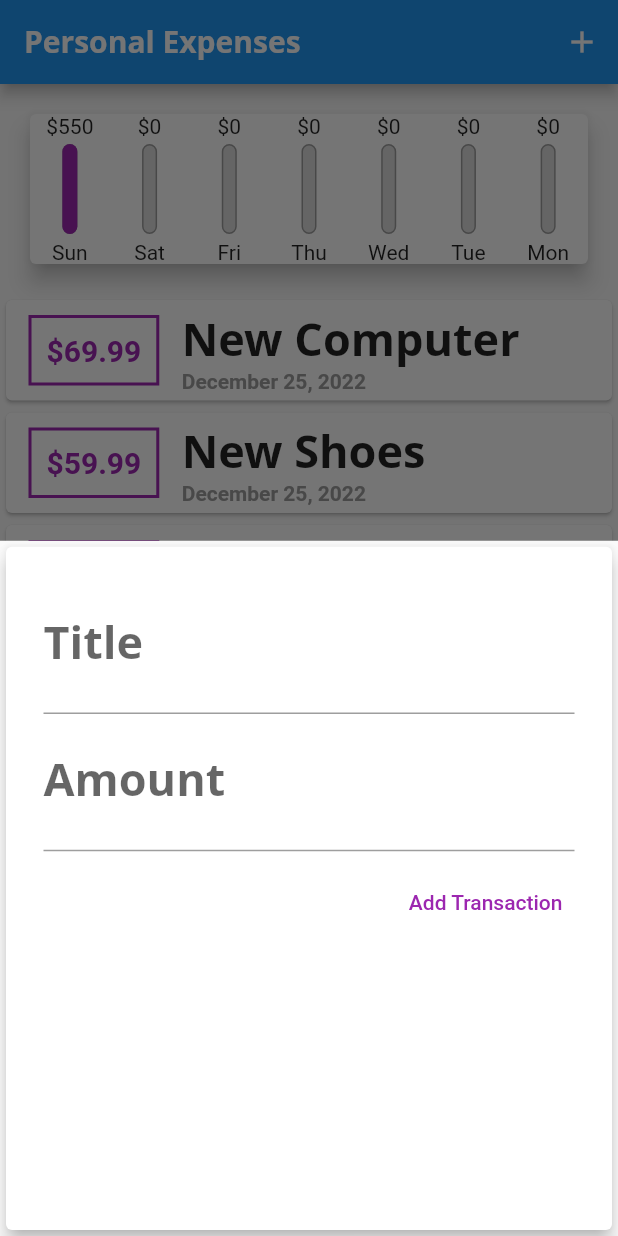
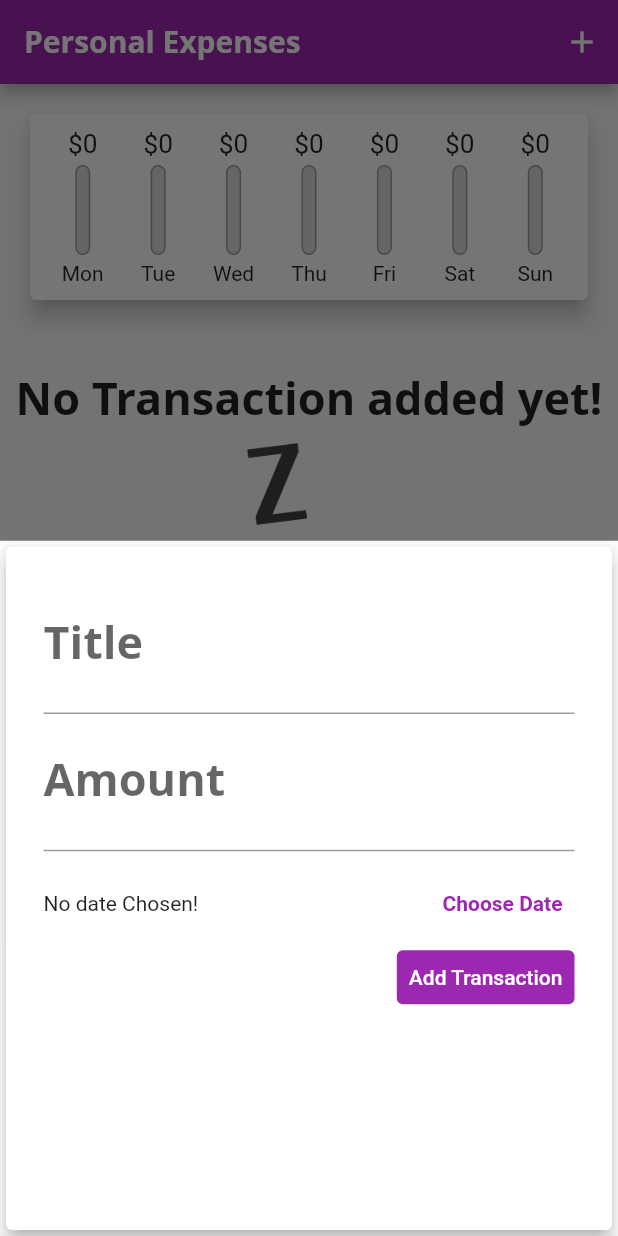
Before and after one commit to Jerasin/flutter_personal_expense_app, a Flutter app: the screen it shows after launch, after a tap on the "add" icon, on a phone screen of 412 x 824 dp. Run offline on Flutter 3.47's test engine with Material 2 defaults, Android fonts, the phone set to English and light mode, and no system bars; Roboto replaces fonts that are missing (Open Sans).

Commit message:
session4: end

```diff
--- a/lib/main.dart
+++ b/lib/main.dart
@@ -12,6 +12,7 @@ void main() => {
         title: 'Personal Expenses1',
         theme: ThemeData(
           primarySwatch: Colors.purple,
+          errorColor: Colors.red,
           colorScheme:
               ColorScheme.fromSwatch().copyWith(secondary: Colors.yellow),
           fontFamily: 'Quicksand',
@@ -41,24 +42,24 @@ class MyHomePage extends StatefulWidget {
 
 class _MyHomePageState extends State<MyHomePage> {
   final List<Transaction> _userTransactions = [
-    Transaction(
-        id: "t1", title: "New Computer", amount: 69.99, date: DateTime.now()),
-    Transaction(
-        id: "t2", title: "New Shoes", amount: 59.99, date: DateTime.now()),
-    Transaction(
-        id: "t3", title: "New Game", amount: 59.99, date: DateTime.now()),
-    Transaction(
-        id: "t4", title: "New Telephone", amount: 59.99, date: DateTime.now()),
-    Transaction(
-        id: "t5", title: "New Airpod", amount: 59.99, date: DateTime.now()),
-    Transaction(
-        id: "t6", title: "New Iphone", amount: 59.99, date: DateTime.now()),
-    Transaction(
-        id: "t7", title: "New Car", amount: 59.99, date: DateTime.now()),
-    Transaction(
-        id: "t8", title: "New Home", amount: 59.99, date: DateTime.now()),
-    Transaction(
-        id: "t2", title: "New T-Shirt", amount: 59.99, date: DateTime.now()),
+    // Transaction(
+    //     id: "t1", title: "New Computer", amount: 69.99, date: DateTime.now()),
+    // Transaction(
+    //     id: "t2", title: "New Shoes", amount: 59.99, date: DateTime.now()),
+    // Transaction(
+    //     id: "t3", title: "New Game", amount: 59.99, date: DateTime.now()),
+    // Transaction(
+    //     id: "t4", title: "New Telephone", amount: 59.99, date: DateTime.now()),
+    // Transaction(
+    //     id: "t5", title: "New Airpod", amount: 59.99, date: DateTime.now()),
+    // Transaction(
+    //     id: "t6", title: "New Iphone", amount: 59.99, date: DateTime.now()),
+    // Transaction(
+    //     id: "t7", title: "New Car", amount: 59.99, date: DateTime.now()),
+    // Transaction(
+    //     id: "t8", title: "New Home", amount: 59.99, date: DateTime.now()),
+    // Transaction(
+    //     id: "t2", title: "New T-Shirt", amount: 59.99, date: DateTime.now()),
   ];
 
   List<Transaction> get _recentTransactions {
@@ -72,10 +73,19 @@ class _MyHomePageState extends State<MyHomePage> {
       required String title,
       required double amount,
       required DateTime date}) {
-    var newTransaction =
-        Transaction(id: id, title: title, amount: amount, date: date);
+    var newTransaction = Transaction(
+        id: DateTime.now().toString(),
+        title: title,
+        amount: amount,
+        date: date);
     setState(() {
       _userTransactions.add(newTransaction);
+    });
+  }
+
+  void _deleteTransaction(String id) {
+    setState(() {
+      _userTransactions.removeWhere((element) => element.id == id);
     });
   }
 
@@ -95,6 +105,7 @@ class _MyHomePageState extends State<MyHomePage> {
   Widget build(BuildContext context) {
     return Scaffold(
       appBar: AppBar(
+        backgroundColor: Theme.of(context).primaryColor,
         title: const Text(
           'Personal Expenses',
         ),
@@ -114,6 +125,7 @@ class _MyHomePageState extends State<MyHomePage> {
               Chart(recentTransaction: _recentTransactions),
               PersonalCardList(
                 transactions: _userTransactions,
+                fnDeleteTransaction: _deleteTransaction,
               ),
             ]),
       ),
--- a/lib/widgets/chart.dart
+++ b/lib/widgets/chart.dart
@@ -29,7 +29,7 @@ class Chart extends StatelessWidget {
         'day1': DateFormat.yMMMMd().format(weekDay),
         'amount': totalSum,
       };
-    });
+    }).reversed.toList();
   }
 
   double get totalSpending {
@@ -43,6 +43,8 @@ class Chart extends StatelessWidget {
     return Card(
       elevation: 6,
       margin: const EdgeInsets.all(20),
+      child: Padding(
+        padding: const EdgeInsets.all(10),
         child: Row(
           mainAxisAlignment: MainAxisAlignment.spaceAround,
           children: groupedTransactionValues
@@ -53,6 +55,7 @@ class Chart extends StatelessWidget {
                       totalSpending == 0.0 ? 0.0 : e['amount'] / totalSpending))
               .toList(),
         ),
+      ),
     );
   }
 }
--- a/lib/widgets/chart_bar.dart
+++ b/lib/widgets/chart_bar.dart
@@ -17,7 +17,10 @@ class ChartBar extends StatelessWidget {
     return Expanded(
       child: Column(
         children: <Widget>[
-          Text('\$${spendingAmount.toStringAsFixed(0)}'),
+          Container(
+              height: 20,
+              child: FittedBox(
+                  child: Text('\$${spendingAmount.toStringAsFixed(0)}'))),
           const SizedBox(
             height: 4,
           ),
@@ -28,7 +31,7 @@ class ChartBar extends StatelessWidget {
               Container(
                 decoration: BoxDecoration(
                     border: Border.all(color: Colors.grey, width: 1),
-                    color: Color.fromRGBO(220, 220, 220, 1),
+                    color: const Color.fromRGBO(220, 220, 220, 1),
                     borderRadius: BorderRadius.circular(10)),
               ),
               FractionallySizedBox(
--- a/lib/widgets/form_transaction.dart
+++ b/lib/widgets/form_transaction.dart
@@ -1,4 +1,5 @@
 import 'package:flutter/material.dart';
+import 'package:intl/intl.dart';
 
 class FormTransaction extends StatefulWidget {
   final Function fn;
@@ -11,22 +12,54 @@ class FormTransaction extends StatefulWidget {
 class _FormTransactionState extends State<FormTransaction> {
   final _titleController = TextEditingController();
   final _amountController = TextEditingController();
+  DateTime? _selectedDate;
 
-  void submitForm() {
+  void _submitForm() {
+    if (_amountController.text.isEmpty) {
+      return;
+    }
+
     const generateId = 3;
     final enteredTitle = _titleController.text;
-    final enteredAmount = _amountController.text;
+    final enteredAmount = double.parse(_amountController.text);
 
-    if (enteredTitle.isEmpty || enteredAmount.isEmpty) {
+    if (enteredTitle.isEmpty || enteredAmount <= 0 || _selectedDate == null) {
       return;
     }
     widget.fn(
         id: 't$generateId',
         title: enteredTitle,
-        amount: double.parse(enteredAmount),
-        date: DateTime.now());
+        amount: enteredAmount,
+        date: _selectedDate);
 
     Navigator.of(context).pop();
+  }
+
+  void _presentDatePicker() {
+    showDatePicker(
+        context: context,
+        initialDate: _selectedDate ?? DateTime.now(),
+        firstDate: DateTime(2019),
+        lastDate: DateTime.now(),
+        builder: (context, child) {
+          return Theme(
+            data: Theme.of(context).copyWith(
+                colorScheme: ColorScheme.light(
+              primary: Theme.of(context).primaryColor, // <-- SEE HERE
+            )),
+            child: child!,
+          );
+        }).then((value) {
+      if (value == null) return;
+
+      setState(() {
+        _selectedDate = value;
+      });
+    });
+
+    print(
+      '.... $_selectedDate',
+    );
   }
 
   @override
@@ -40,24 +73,45 @@ class _FormTransactionState extends State<FormTransaction> {
           crossAxisAlignment: CrossAxisAlignment.end,
           children: <Widget>[
             TextField(
-              decoration: InputDecoration(labelText: 'Title'),
+              decoration: const InputDecoration(labelText: 'Title'),
               controller: _titleController,
-              onSubmitted: (_) => submitForm(),
+              onSubmitted: (_) => _submitForm(),
             ),
             TextField(
-              decoration: InputDecoration(labelText: 'Amount'),
+              decoration: const InputDecoration(labelText: 'Amount'),
               controller: _amountController,
               keyboardType: TextInputType.number,
-              onSubmitted: (_) => submitForm(),
+              onSubmitted: (_) => _submitForm(),
             ),
             const SizedBox(
               height: 10,
             ),
+            Container(
+              height: 50,
+              child: Row(
+                children: [
+                  Expanded(
+                    child: Text(_selectedDate == null
+                        ? 'No date Chosen!'
+                        : 'Picked Date ${DateFormat.yMd().format(_selectedDate!)}'),
+                  ),
+                  TextButton(
+                      child: Text('Choose Date',
+                          style: TextStyle(
+                              color: Theme.of(context).primaryColor,
+                              fontWeight: FontWeight.bold)),
+                      onPressed: _presentDatePicker)
+                ],
+              ),
+            ),
             TextButton(
-                onPressed: () => submitForm(),
+                style: ButtonStyle(
+                    backgroundColor: MaterialStateProperty.all(
+                        Theme.of(context).primaryColor)),
+                onPressed: () => _submitForm(),
                 child: const Text(
                   'Add Transaction',
-                  style: TextStyle(color: Colors.purple),
+                  style: TextStyle(color: Colors.white),
                 ))
           ],
         ),
--- a/lib/widgets/personal_card_list.dart
+++ b/lib/widgets/personal_card_list.dart
@@ -1,10 +1,13 @@
 import 'package:flutter/material.dart';
 import '../models/transaction.dart';
 import './personal_card.dart';
+import 'package:intl/intl.dart';
 
 class PersonalCardList extends StatelessWidget {
   final List<Transaction> transactions;
-  const PersonalCardList({Key? key, required this.transactions})
+  final Function fnDeleteTransaction;
+  const PersonalCardList(
+      {Key? key, required this.transactions, required this.fnDeleteTransaction})
       : super(key: key);
 
   @override
@@ -21,7 +24,7 @@ class PersonalCardList extends StatelessWidget {
                     'No Transaction added yet!',
                     style: Theme.of(context).textTheme.titleMedium,
                   ),
-                  SizedBox(
+                  const SizedBox(
                     height: 10,
                   ),
                   Container(
@@ -32,11 +35,41 @@ class PersonalCardList extends StatelessWidget {
               )
             : ListView.builder(
                 itemBuilder: ((context, index) {
-                  return PersonalCard(
-                    amount: transactions[index].amount,
-                    date: transactions[index].date,
-                    title: transactions[index].title,
+                  return Card(
+                    elevation: 5,
+                    margin:
+                        const EdgeInsets.symmetric(vertical: 8, horizontal: 5),
+                    child: ListTile(
+                      leading: CircleAvatar(
+                        radius: 30,
+                        child: Padding(
+                          padding: const EdgeInsets.all(6),
+                          child: FittedBox(
+                              child: Text('\$${transactions[index].amount}')),
+                        ),
+                      ),
+                      title: Text(
+                        transactions[index].title,
+                        style: Theme.of(context).textTheme.titleMedium,
+                      ),
+                      subtitle: Text(
+                        DateFormat.yMMMMd().format(transactions[index].date),
+                        style: Theme.of(context).textTheme.titleSmall,
+                      ),
+                      trailing: IconButton(
+                        icon: Icon(Icons.delete),
+                        onPressed: () {
+                          fnDeleteTransaction(transactions[index].id);
+                        },
+                        color: Theme.of(context).errorColor,
+                      ),
+                    ),
                   );
+                  // return PersonalCard(
+                  //   amount: transactions[index].amount,
+                  //   date: transactions[index].date,
+                  //   title: transactions[index].title,
+                  // );
                 }),
                 itemCount: transactions.length,
                 // children: transactions
--- a/lib/widgets/user_transaction.dart
+++ b/lib/widgets/user_transaction.dart
@@ -50,9 +50,9 @@ class _UserTransactionState extends State<UserTransaction> {
     return Column(
       children: <Widget>[
         FormTransaction(fn: addTransaction),
-        PersonalCardList(
-          transactions: _userTransactions,
-        ),
+        // PersonalCardList(
+        //   transactions: _userTransactions,
+        // ),
       ],
     );
   }
```
Lines whose indentation alone changed are shown as unchanged.
